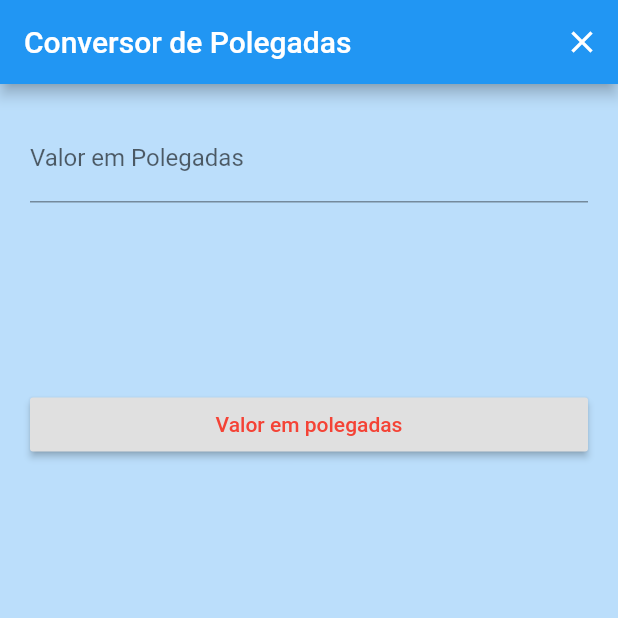
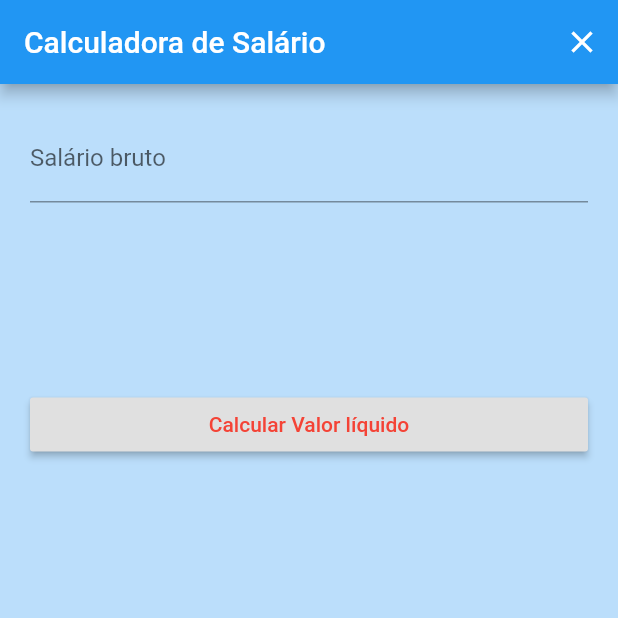
Before and after one commit to brunohsf/appexemplo-flutter, a Flutter app: the screen it shows after launch, after a tap on the "clear" icon, on a phone screen of 412 x 824 dp, the top half of it. Run offline on Flutter 3.47's test engine with Material 2 defaults, Android fonts, the phone set to English and light mode, and no system bars.

Commit message:
implementa app01

```diff
--- a/lib/main.dart
+++ b/lib/main.dart
@@ -16,7 +16,7 @@ class Home extends StatefulWidget {
 
 class HomeState extends State<Home> {
   GlobalKey<FormState> _formKey = GlobalKey<FormState>();
-  final TextEditingController _chuvaPol = TextEditingController();
+  final TextEditingController _salarioBruto = TextEditingController();
 
   String _result = "";
   @override
@@ -26,17 +26,17 @@ class HomeState extends State<Home> {
   }
 
   void limpaCampos() {
-    _chuvaPol.text = '';
+    _salarioBruto.text = '';
     setState(() {
       _result = '';
     });
   }
 
-  void calcularValorEmMilimetros() {
-    final double valorEmMilimetros = (double.parse(_chuvaPol.text) * 25.4);
+  void calcularSalarioLiquido() {
+    final double salarioLiquido = (double.parse(_salarioBruto.text) - (double.parse(_salarioBruto.text)*0.15));
     setState(() {
       _result =
-          "Valor em milímetros = ${valorEmMilimetros.toStringAsFixed(2)}\n";
+          "Salário Líquido = ${salarioLiquido.toStringAsFixed(2)}\n";
     });
   }
 
@@ -46,10 +46,10 @@ class HomeState extends State<Home> {
       child: RaisedButton(
         onPressed: () {
           if (_formKey.currentState != null) {
-            calcularValorEmMilimetros();
+            calcularSalarioLiquido();
           }
         },
-        child: Text('Valor em polegadas', style: TextStyle(color: Colors.red)),
+        child: Text('Calcular Valor líquido', style: TextStyle(color: Colors.red)),
       ),
     );
   }
@@ -76,7 +76,7 @@ class HomeState extends State<Home> {
 
   AppBar buildAppBar() {
     return AppBar(
-      title: Text('Conversor de Polegadas'),
+      title: Text('Calculadora de Salário'),
       backgroundColor: Colors.blue,
       actions: <Widget>[
         IconButton(
@@ -96,9 +96,9 @@ class HomeState extends State<Home> {
         crossAxisAlignment: CrossAxisAlignment.stretch,
         children: <Widget>[
           buildTextFormField(
-              label: "Valor em Polegadas",
-              error: "Informe um valor em polegadas!",
-              controller: _chuvaPol),
+              label: "Salário bruto",
+              error: "Informe o valor do salário bruto!",
+              controller: _salarioBruto),
           buildTextResult(),
           buildCalcularButton(),
         ],
```
